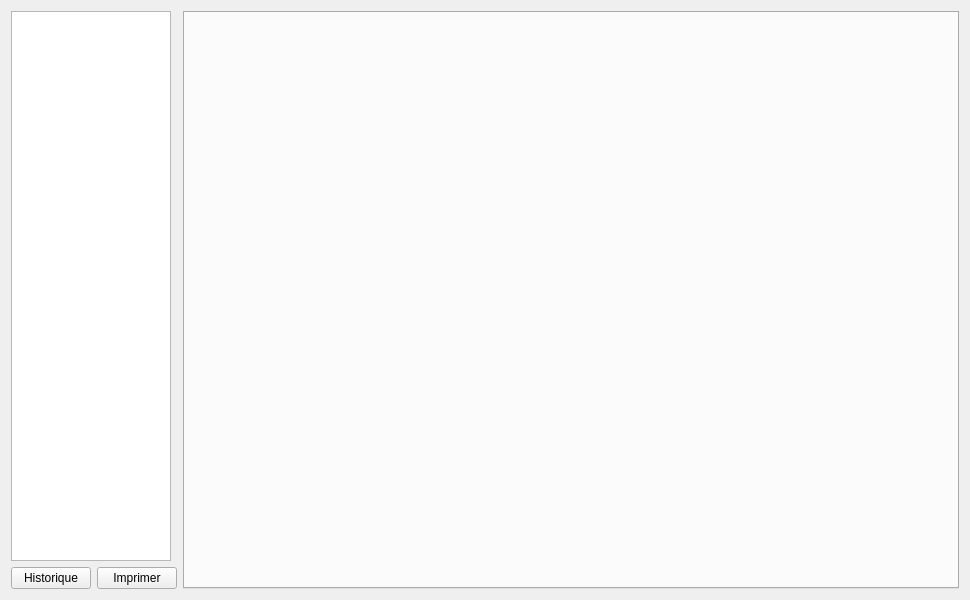
Old version of the form interface/interfacedialog.ui in the repository ThFeneuil/KholloAutoQt.
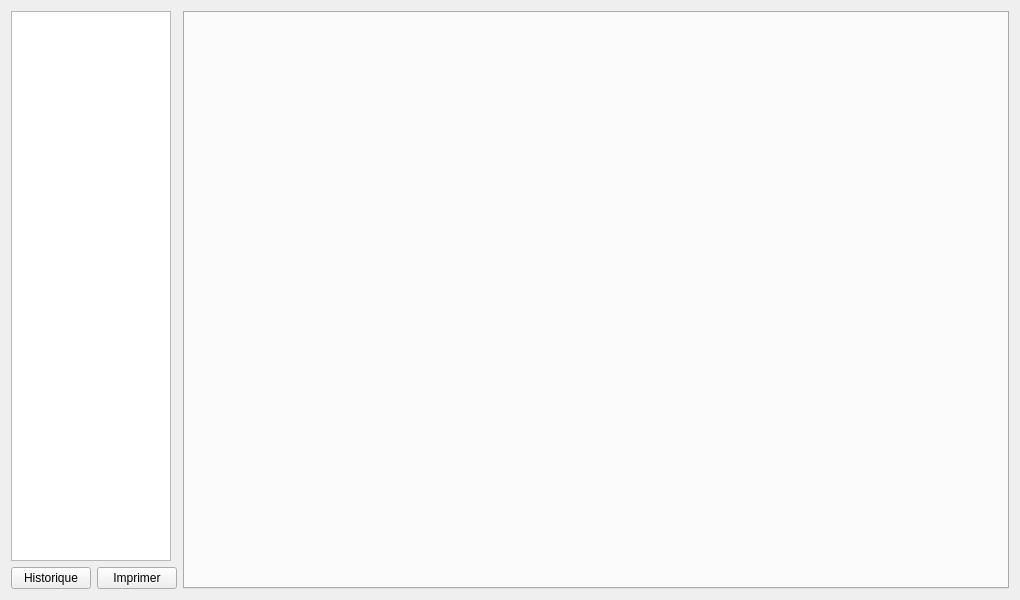
New version of the form. Icons and pictures are not drawn.

Commit message:
2 améliorations sur l'interface
- Possibilité d'échanger les kholles entre 2 étudiants
- Affichage de la dernière kholle pour chaque prof (tooltip)

```diff
--- a/interface/interfacedialog.ui
+++ b/interface/interfacedialog.ui
@@ -6,7 +6,7 @@
    <rect>
     <x>0</x>
     <y>0</y>
-    <width>970</width>
+    <width>1020</width>
     <height>600</height>
    </rect>
   </property>
```
Left out of the diff: 2 changed lines with no effect on the pictures. The commit also changes 5 other files.
